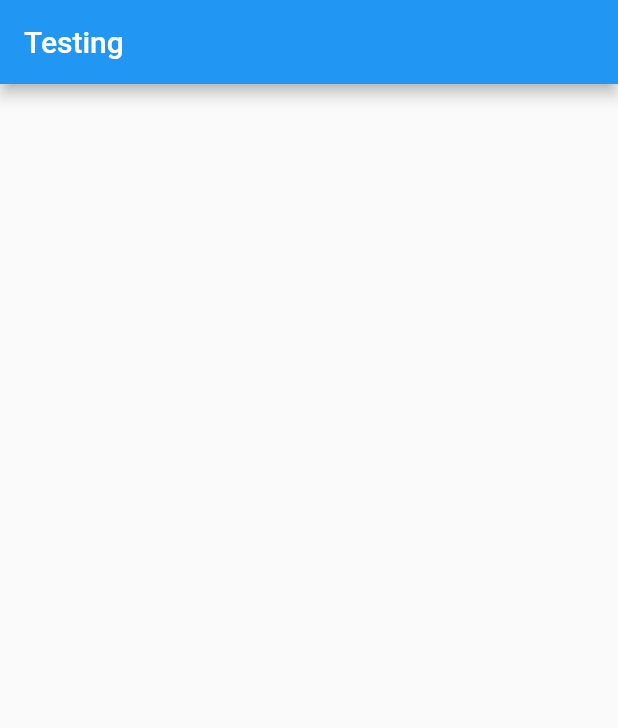
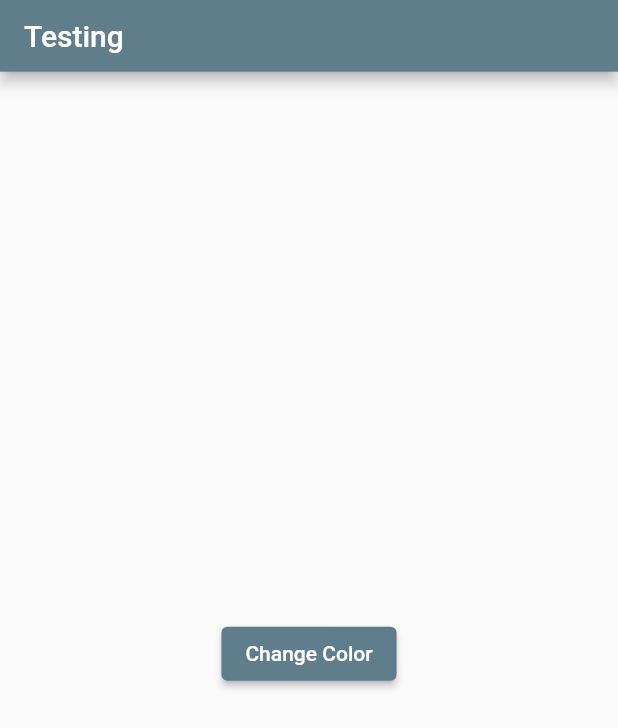
Before and after one commit to ozaenzenzen/flutter-test-bloc-2, a Flutter app: the screen it shows after launch, on a phone screen of 412 x 824 dp. Shown: the top 728 px of the screen. Run offline on Flutter 3.47's test engine with Material 2 defaults, Android fonts, the light colour scheme and no system bars; our stand-ins replace bloc, flutter_bloc, flutter_screenutil; statements that could not run were skipped.

Commit message:
update bloc in main page

```diff
--- a/lib/main_page.dart
+++ b/lib/main_page.dart
@@ -1,17 +1,86 @@
+import 'dart:math';
+
 import 'package:flutter/material.dart';
+import 'package:flutter_bloc/flutter_bloc.dart';
+import 'package:flutter_screenutil/flutter_screenutil.dart';
+import 'package:test_bloc_2/bloc/bloc/color_bloc.dart';
 
 class MainPage extends StatefulWidget {
-  const MainPage({ Key? key }) : super(key: key);
+  const MainPage({Key? key}) : super(key: key);
 
   @override
   _MainPageState createState() => _MainPageState();
 }
 
 class _MainPageState extends State<MainPage> {
+  Color mainColor = Colors.blueGrey;
   @override
   Widget build(BuildContext context) {
     return Scaffold(
-      appBar: AppBar(title: Text("Testing"),),
+      appBar: PreferredSize(
+        preferredSize: Size(
+          ScreenUtil().screenWidth,
+          ScreenUtil().setHeight(40),
+        ),
+        child: BlocConsumer<ColorBloc, ColorState>(
+          listener: (context, state) {
+            if (state is ColorSuccess) {
+              // AppBar(
+              //   title: Text("Testing"),
+              //   backgroundColor: state.colors,
+              // );
+              mainColor = state.colors!;
+            }
+          },
+          builder: (context, state) {
+            return AppBar(
+              title: Text("Testing"),
+              backgroundColor: mainColor,
+            );
+          },
+          // child: AppBar(
+          //   title: Text("Testing"),
+          //   backgroundColor: mainColor,
+          // ),
+        ),
+      ),
+      body: BlocConsumer<ColorBloc, ColorState>(
+        listener: (context, state) {
+          if (state is ColorSuccess) {
+            mainColor = state.colors!;
+          }
+        },
+        builder: (context, state) {
+          return Container(
+            alignment: Alignment.center,
+            child: ElevatedButton(
+              style: ElevatedButton.styleFrom(
+                primary: mainColor,
+              ),
+              onPressed: () {
+                // debugPrint("Testing");
+                // BlocProvider.of<ColorBloc>(context).add(ChangeColorEvent(colors: Colors.red));
+                BlocProvider.of<ColorBloc>(context).add(ChangeColorEvent(num: Random().nextInt(5)));
+              },
+              child: Text("Change Color"),
+            ),
+          );
+        },
+        // child: Container(
+        //   alignment: Alignment.center,
+        //   child: ElevatedButton(
+        //     style: ElevatedButton.styleFrom(
+        //       primary: mainColor,
+        //     ),
+        //     onPressed: () {
+        //       debugPrint("Testing");
+        //       // context.read<ColorBloc>().add(ChangeColorEvent(colors: Colors.red));
+        //       BlocProvider.of<ColorBloc>(context).add(ChangeColorEvent(colors: Colors.red));
+        //     },
+        //     child: Text("Change Color"),
+        //   ),
+        // ),
+      ),
     );
   }
 }
```
